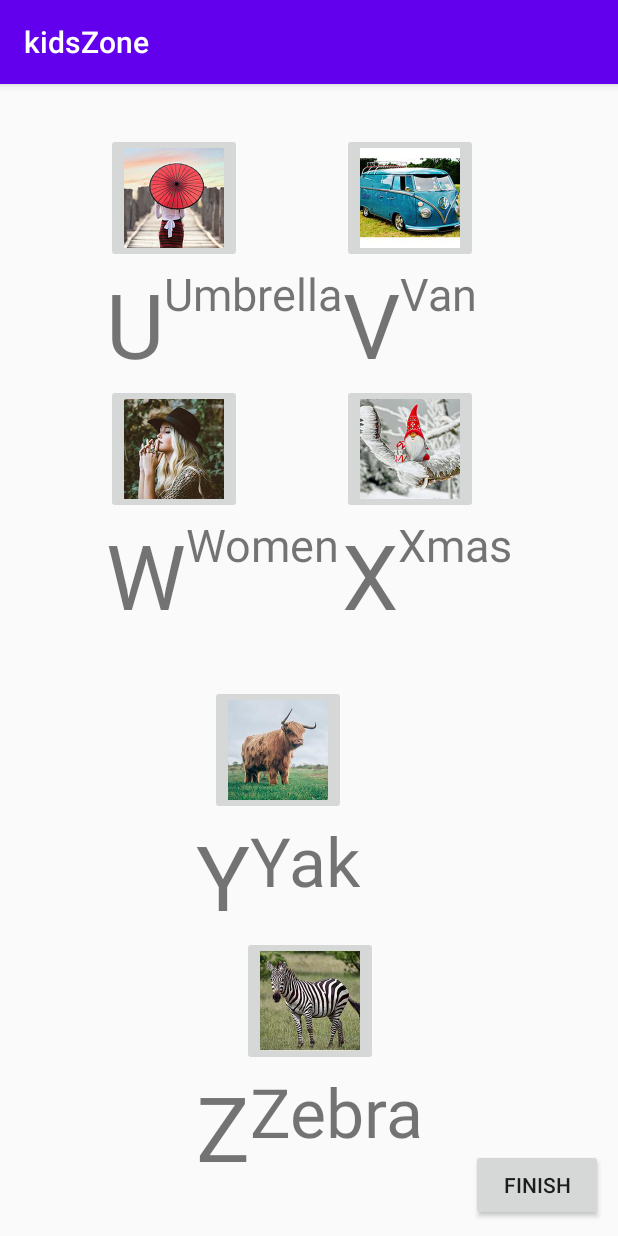
After one commit to dhirender04/kidsZone, an Android app: the ForthActivity screen opened directly, with no data from a screen before it, on a phone screen of 412 x 824 dp. The commit adds this screen. Run offline under Robolectric (Android 15) with nearby library versions, the phone set to English and light mode, and no system bars.

Commit message:
Design last xml file (forthActivity.xml)

```diff
--- a/app/src/main/AndroidManifest.xml
+++ b/app/src/main/AndroidManifest.xml
@@ -9,7 +9,8 @@
         android:roundIcon="@mipmap/ic_launcher_round"
         android:supportsRtl="true"
         android:theme="@style/AppTheme">
-        <activity android:name=".ActivityThird"></activity>
+        <activity android:name=".ForthActivity"></activity>
+        <activity android:name=".ActivityThird" />
         <activity android:name=".Activitysecond" />
         <activity android:name=".MainActivity">
             <intent-filter>
--- a/app/src/main/java/com/example/kidszone/ActivityThird.java
+++ b/app/src/main/java/com/example/kidszone/ActivityThird.java
@@ -2,6 +2,7 @@ package com.example.kidszone;
 
 import androidx.appcompat.app.AppCompatActivity;
 
+import android.content.Intent;
 import android.media.MediaPlayer;
 import android.os.Bundle;
 import android.view.View;
@@ -13,7 +14,7 @@ public class ActivityThird extends AppCompatActivity implements View.OnClickList
     private ImageButton imgMonkey,imgNest,imgOwl,imgPeacock,imgQueen,imgRat,imgShip,imgTiger;
     private TextView m,n,o,p,q,r,s,t;
     private TextView monkeySpell,nestSpell,owlSpell,peacockSpell,queenSpell,ratSpell,shipSpell,tigerSpell;
-    //private Button btnNext3;
+    private Button btnNext3;
 
     @Override
     protected void onCreate(Bundle savedInstanceState) {
@@ -51,6 +52,9 @@ public class ActivityThird extends AppCompatActivity implements View.OnClickList
         shipSpell=findViewById(R.id.shipSpell);
        tigerSpell=findViewById(R.id.tigerSpell);
 
+       //Button id's
+        btnNext3=findViewById(R.id.nextLayout3);
+
 
         //Set On Click Listener//
 
@@ -83,6 +87,10 @@ public class ActivityThird extends AppCompatActivity implements View.OnClickList
         ratSpell.setOnClickListener(ActivityThird.this);
         shipSpell.setOnClickListener(ActivityThird.this);
         tigerSpell.setOnClickListener(ActivityThird.this);
+
+        //Button Set OnClickListener
+
+        btnNext3.setOnClickListener(ActivityThird.this);
 
 
 
@@ -184,6 +192,10 @@ public class ActivityThird extends AppCompatActivity implements View.OnClickList
             case R.id.tigerSpell:
                 playSound(tigerSpell.getTag().toString());
                 break;
+
+            case R.id.nextLayout3:
+                Intent intent= new Intent(ActivityThird.this,ForthActivity.class);
+                startActivity(intent);
         }
 
     }
--- /dev/null
+++ b/app/src/main/java/com/example/kidszone/ForthActivity.java
@@ -0,0 +1,14 @@
+package com.example.kidszone;
+
+import androidx.appcompat.app.AppCompatActivity;
+
+import android.os.Bundle;
+
+public class ForthActivity extends AppCompatActivity {
+
+    @Override
+    protected void onCreate(Bundle savedInstanceState) {
+        super.onCreate(savedInstanceState);
+        setContentView(R.layout.activity_forth);
+    }
+}
--- /dev/null
+++ b/app/src/main/res/layout/activity_forth.xml
@@ -0,0 +1,260 @@
+<?xml version="1.0" encoding="utf-8"?>
+<androidx.constraintlayout.widget.ConstraintLayout xmlns:android="http://schemas.android.com/apk/res/android"
+    xmlns:app="http://schemas.android.com/apk/res-auto"
+    xmlns:tools="http://schemas.android.com/tools"
+    android:layout_width="match_parent"
+    android:layout_height="match_parent"
+    tools:context=".ForthActivity">
+
+    <androidx.gridlayout.widget.GridLayout
+        android:id="@+id/gridlayout4"
+        android:layout_width="wrap_content"
+        android:layout_height="wrap_content"
+        app:columnCount="2"
+        app:rowCount="4"
+        app:layout_constraintLeft_toLeftOf="parent"
+        app:layout_constraintRight_toRightOf="parent"
+        app:layout_constraintBottom_toTopOf="@+id/innerGridlayourYZ"
+        app:layout_constraintTop_toTopOf="parent"
+        >
+
+        <androidx.constraintlayout.widget.ConstraintLayout
+            android:layout_height="wrap_content"
+            android:layout_width="wrap_content"
+            android:id="@+id/umbrellaConstraint">
+            <ImageButton
+                android:id="@+id/imgUmbrella"
+                android:layout_width="wrap_content"
+                android:layout_height="wrap_content"
+                android:src="@drawable/umbrella"
+                tools:ignore="MissingConstraints" />
+            <TextView
+                android:id="@+id/txtU"
+                android:layout_width="wrap_content"
+                android:layout_height="wrap_content"
+                android:text="U"
+                android:textSize="60sp"
+                app:layout_constraintTop_toBottomOf="@+id/imgUmbrella"
+                app:layout_constraintLeft_toLeftOf="parent"
+                app:layout_constraintRight_toLeftOf="@+id/umbrellaSpell"
+                />
+            <TextView
+                android:id="@+id/umbrellaSpell"
+                android:layout_width="wrap_content"
+                android:layout_height="wrap_content"
+                android:text="Umbrella"
+                android:textSize="30sp"
+                app:layout_constraintTop_toBottomOf="@+id/imgUmbrella"
+                app:layout_constraintLeft_toRightOf="@+id/txtU"
+                app:layout_constraintRight_toRightOf="parent"
+                />
+
+
+        </androidx.constraintlayout.widget.ConstraintLayout>
+
+        <androidx.constraintlayout.widget.ConstraintLayout
+            android:layout_height="wrap_content"
+            android:layout_width="wrap_content"
+            android:id="@+id/vanConstraint">
+            <ImageButton
+                android:id="@+id/imgVan"
+                android:layout_width="wrap_content"
+                android:layout_height="wrap_content"
+                android:src="@drawable/van"
+                tools:ignore="MissingConstraints" />
+            <TextView
+                android:id="@+id/txtV"
+                android:layout_width="wrap_content"
+                android:layout_height="wrap_content"
+                android:text="V"
+                android:textSize="60sp"
+                app:layout_constraintTop_toBottomOf="@+id/imgVan"
+                app:layout_constraintLeft_toLeftOf="parent"
+                app:layout_constraintRight_toLeftOf="@+id/vanSpell"
+                />
+            <TextView
+                android:id="@+id/vanSpell"
+                android:layout_width="wrap_content"
+                android:layout_height="wrap_content"
+                android:text="Van"
+                android:textSize="30sp"
+                app:layout_constraintTop_toBottomOf="@+id/imgVan"
+                app:layout_constraintLeft_toRightOf="@+id/txtV"
+                app:layout_constraintRight_toRightOf="parent"
+                />
+
+
+        </androidx.constraintlayout.widget.ConstraintLayout>
+        <androidx.constraintlayout.widget.ConstraintLayout
+            android:layout_height="wrap_content"
+            android:layout_width="wrap_content"
+            android:id="@+id/womenConstraint">
+            <ImageButton
+                android:id="@+id/imgWomen"
+                android:layout_width="wrap_content"
+                android:layout_height="wrap_content"
+                android:src="@drawable/women"
+                tools:ignore="MissingConstraints" />
+            <TextView
+                android:id="@+id/txtW"
+                android:layout_width="wrap_content"
+                android:layout_height="wrap_content"
+                android:text="W"
+                android:textSize="60sp"
+                app:layout_constraintTop_toBottomOf="@+id/imgWomen"
+                app:layout_constraintLeft_toLeftOf="parent"
+                app:layout_constraintRight_toLeftOf="@+id/womenSpell"
+                />
+            <TextView
+                android:id="@+id/womenSpell"
+                android:layout_width="wrap_content"
+                android:layout_height="wrap_content"
+                android:text="Women"
+                android:textSize="30sp"
+                app:layout_constraintTop_toBottomOf="@+id/imgWomen"
+                app:layout_constraintLeft_toRightOf="@+id/txtW"
+                app:layout_constraintRight_toRightOf="parent"
+                />
+
+
+        </androidx.constraintlayout.widget.ConstraintLayout>
+        <androidx.constraintlayout.widget.ConstraintLayout
+            android:layout_height="wrap_content"
+            android:layout_width="wrap_content"
+            android:id="@+id/xmasConstraint">
+            <ImageButton
+                android:id="@+id/imgXmas"
+                android:layout_width="wrap_content"
+                android:layout_height="wrap_content"
+                android:src="@drawable/xmas"
+                tools:ignore="MissingConstraints" />
+            <TextView
+                android:id="@+id/txtX"
+                android:layout_width="wrap_content"
+                android:layout_height="wrap_content"
+                android:text="X"
+                android:textSize="60sp"
+                app:layout_constraintTop_toBottomOf="@+id/imgXmas"
+                app:layout_constraintLeft_toLeftOf="parent"
+                app:layout_constraintRight_toLeftOf="@+id/XmasSpell"
+                />
+            <TextView
+                android:id="@+id/XmasSpell"
+                android:layout_width="wrap_content"
+                android:layout_height="wrap_content"
+                android:text="Xmas"
+                android:textSize="30sp"
+                app:layout_constraintTop_toBottomOf="@+id/imgXmas"
+                app:layout_constraintLeft_toRightOf="@+id/txtX"
+                app:layout_constraintRight_toRightOf="parent"
+                />
+
+
+        </androidx.constraintlayout.widget.ConstraintLayout>
+
+
+
+    </androidx.gridlayout.widget.GridLayout>
+    <GridLayout
+        android:id="@+id/innerGridlayourYZ"
+        android:layout_width="wrap_content"
+        android:layout_height="wrap_content"
+        android:columnCount="1"
+        android:rowCount="2"
+        android:orientation="vertical"
+        app:layout_constraintTop_toBottomOf="@+id/gridlayout4"
+        app:layout_constraintRight_toRightOf="parent"
+        app:layout_constraintLeft_toLeftOf="parent"
+        app:layout_constraintBottom_toBottomOf="parent"
+        tools:ignore="MissingConstraints"
+        >
+
+
+        <androidx.constraintlayout.widget.ConstraintLayout
+            android:layout_height="wrap_content"
+            android:layout_width="match_parent"
+            android:id="@+id/YakConstraint">
+
+            <ImageButton
+                android:id="@+id/imgYak"
+                android:layout_width="wrap_content"
+                android:layout_height="wrap_content"
+                android:src="@drawable/yak"
+                app:layout_constraintEnd_toEndOf="parent"
+                app:layout_constraintStart_toStartOf="parent"
+                app:layout_constraintTop_toTopOf="parent"
+                tools:ignore="MissingConstraints" />
+            <TextView
+                android:id="@+id/txtY"
+                android:layout_width="wrap_content"
+                android:layout_height="wrap_content"
+                android:text="Y"
+                android:textSize="60sp"
+                app:layout_constraintTop_toBottomOf="@+id/imgYak"
+                app:layout_constraintLeft_toLeftOf="parent"
+                app:layout_constraintRight_toLeftOf="@+id/YakSpell"
+                />
+            <TextView
+                android:id="@+id/YakSpell"
+                android:layout_width="wrap_content"
+                android:layout_height="wrap_content"
+                android:text="Yak"
+                android:textSize="45sp"
+                app:layout_constraintTop_toBottomOf="@+id/imgYak"
+                app:layout_constraintLeft_toRightOf="@+id/txtY"
+                app:layout_constraintRight_toRightOf="parent"
+                />
+
+
+        </androidx.constraintlayout.widget.ConstraintLayout>
+        <androidx.constraintlayout.widget.ConstraintLayout
+            android:layout_height="wrap_content"
+            android:layout_width="match_parent"
+            android:id="@+id/ZebraConstraint">
+
+            <ImageButton
+                android:id="@+id/imgZebra"
+                android:layout_width="wrap_content"
+                android:layout_height="wrap_content"
+                android:src="@drawable/zebra"
+                app:layout_constraintEnd_toEndOf="parent"
+                app:layout_constraintStart_toStartOf="parent"
+                app:layout_constraintTop_toTopOf="parent"
+                tools:ignore="MissingConstraints" />
+            <TextView
+                android:id="@+id/txtZ"
+                android:layout_width="wrap_content"
+                android:layout_height="wrap_content"
+                android:text="Z"
+                android:textSize="60sp"
+                app:layout_constraintTop_toBottomOf="@+id/imgZebra"
+                app:layout_constraintLeft_toLeftOf="parent"
+                app:layout_constraintRight_toLeftOf="@+id/zebraSpell"
+                />
+            <TextView
+                android:id="@+id/zebraSpell"
+                android:layout_width="wrap_content"
+                android:layout_height="wrap_content"
+                android:text="Zebra"
+                android:textSize="45sp"
+                app:layout_constraintTop_toBottomOf="@+id/imgZebra"
+                app:layout_constraintLeft_toRightOf="@+id/txtZ"
+                app:layout_constraintRight_toRightOf="parent"
+                />
+
+
+        </androidx.constraintlayout.widget.ConstraintLayout>
+    </GridLayout>
+    <Button
+        android:id="@+id/btnFinish"
+        android:layout_width="wrap_content"
+        android:layout_height="wrap_content"
+        android:text="Finish"
+        app:layout_constraintBottom_toBottomOf="parent"
+        android:layout_margin="10dp"
+        app:layout_constraintRight_toRightOf="parent"/>
+
+
+
+
+</androidx.constraintlayout.widget.ConstraintLayout>
--- a/app/src/main/res/layout/activity_third.xml
+++ b/app/src/main/res/layout/activity_third.xml
@@ -321,6 +321,7 @@
 
     </GridLayout>
     <Button
+        android:id="@+id/nextLayout3"
         android:layout_width="wrap_content"
         android:layout_height="wrap_content"
         android:text="Next"
```
